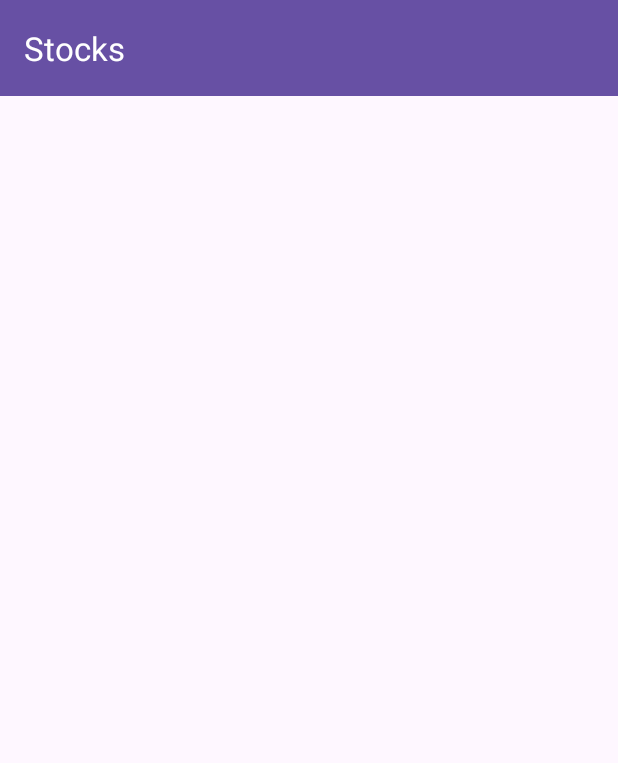
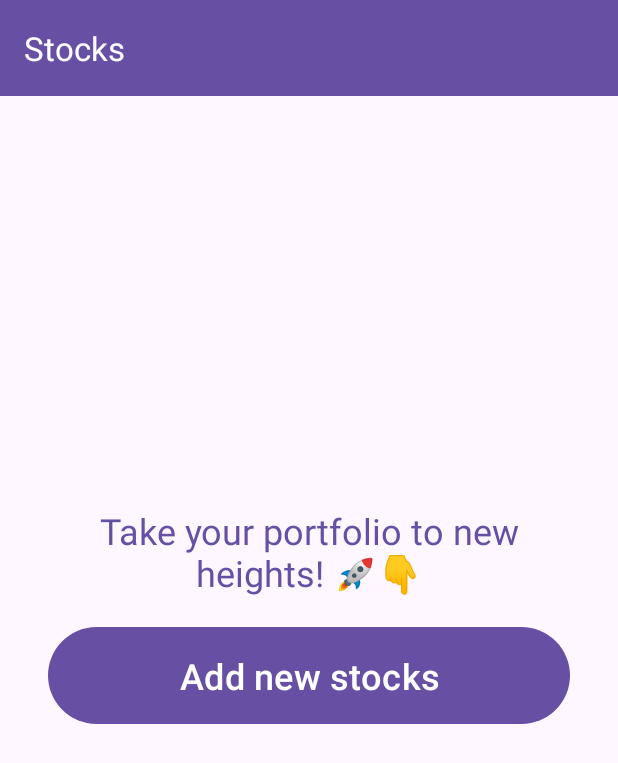
Before and after one commit to ilikepies101/squareStocks, an Android app: the screen it shows after launch (MainActivity), on a phone screen of 412 x 824 dp. Shown: the top 763 px of the screen. Run offline under Robolectric (Android 15) with nearby library versions, the phone set to English and light mode, and no system bars; our stand-ins replace Dagger/Hilt's generated code, Room's generated code.

Commit message:
empty state and loading

```diff
--- a/app/src/main/java/com/example/stocks/MainActivity.kt
+++ b/app/src/main/java/com/example/stocks/MainActivity.kt
@@ -1,13 +1,21 @@
 package com.example.stocks
 
+import android.os.Bundle
+import android.view.View
+import android.view.animation.AccelerateDecelerateInterpolator
+import android.view.animation.Animation
+import android.view.animation.RotateAnimation
+import android.widget.Button
+import android.widget.LinearLayout
+import android.widget.TextView
+import androidx.activity.viewModels
 import androidx.appcompat.app.AppCompatActivity
-import android.os.Bundle
-import androidx.activity.viewModels
 import androidx.lifecycle.lifecycleScope
 import androidx.recyclerview.widget.RecyclerView
 import com.example.stocks.presentation.StocksViewModel
 import com.example.stocks.presentation.adapter.StockAdapter
 import dagger.hilt.android.AndroidEntryPoint
+import kotlinx.coroutines.Dispatchers
 import kotlinx.coroutines.flow.collectLatest
 import kotlinx.coroutines.launch
 
@@ -20,13 +28,44 @@ class MainActivity : AppCompatActivity() {
 
         super.onCreate(savedInstanceState)
         setContentView(R.layout.activity_main)
-        lifecycleScope.launch {
+        lifecycleScope.launch(Dispatchers.Main) {
             viewModel.state.collectLatest { state ->
+                val wings = findViewById<TextView>(R.id.money_wings)
                 if (state.isLoading) {
+
+                    findViewById<View>(R.id.empty_state).visibility = View.GONE
+                    if (wings.animation?.hasStarted() == true) {
+                        return@collectLatest
+                    }
+
+                    findViewById<LinearLayout>(R.id.loading).visibility = View.VISIBLE
+                    wings.startAnimation(RotateAnimation(
+                        0f, 359f,
+                        Animation.RELATIVE_TO_SELF, 0.5f,
+                        Animation.RELATIVE_TO_SELF, 0.5f
+                    ).apply {
+                        duration = 800
+                        interpolator = AccelerateDecelerateInterpolator()
+                        repeatCount = Animation.INFINITE
+                    })
+                    return@collectLatest
+                }
+                wings.animation = null
+                findViewById<LinearLayout>(R.id.loading).visibility = View.GONE
+
+                val shouldShowEmptyState = state.stocks.isEmpty() && state.watchList.isEmpty()
+                if (shouldShowEmptyState) {
+                    findViewById<View>(R.id.empty_state).visibility = View.VISIBLE
+                    findViewById<Button>(R.id.add_new_stocks).run {
+                        setOnClickListener {
+                            viewModel.getStocks()
+                        }
+                    }
                     return@collectLatest
                 }
 
-                adapter.insert(state.stocks, state.watchList)
+                findViewById<View>(R.id.empty_state).visibility = View.GONE
+                adapter.update(state.stocks, state.watchList)
             }
         }
 
@@ -34,9 +73,6 @@ class MainActivity : AppCompatActivity() {
         recyclerView.adapter = adapter
 
         setSupportActionBar(findViewById(R.id.toolbar))
-
-
-
         viewModel.getStocks()
     }
 
--- a/app/src/main/java/com/example/stocks/presentation/StocksViewModel.kt
+++ b/app/src/main/java/com/example/stocks/presentation/StocksViewModel.kt
@@ -6,6 +6,7 @@ import com.example.stocks.domain.use_case.GetStocks
 import com.example.stocks.presentation.ui.StocksState
 import com.example.stocks.util.Resource
 import dagger.hilt.android.lifecycle.HiltViewModel
+import kotlinx.coroutines.Dispatchers
 import kotlinx.coroutines.flow.MutableSharedFlow
 import kotlinx.coroutines.flow.MutableStateFlow
 import kotlinx.coroutines.flow.asStateFlow
@@ -23,13 +24,13 @@ class StocksViewModel @Inject constructor(
     val state = _state.asStateFlow()
 
     fun getStocks() {
-        viewModelScope.launch {
+        viewModelScope.launch(Dispatchers.IO) {
             getStocksUseCase().onEach { result ->
                 when (result) {
                     is Resource.Success -> {
                         _state.value = _state.value.copy(
-                            watchList = result.data?.filter { it.quantity == null } ?: emptyList(),
-                            stocks = result.data?.filter { it.quantity != null } ?: emptyList(),
+                            watchList = emptyList(), // result.data?.filter { it.quantity == null } ?: emptyList(),
+                            stocks = emptyList(),//result.data?.filter { it.quantity != null } ?: emptyList(),
                             isLoading = false
                         )
                     }
--- a/app/src/main/java/com/example/stocks/presentation/adapter/StockAdapter.kt
+++ b/app/src/main/java/com/example/stocks/presentation/adapter/StockAdapter.kt
@@ -85,14 +85,16 @@ class StockAdapter: RecyclerView.Adapter<ViewHolder>() {
         }
     }
 
-    fun insert(stocks: List<Stock>, watchList: List<Stock>) {
-        myStocks = stocks
-        myWatchlist = watchList
+    fun update(stocks: List<Stock>, watchList: List<Stock>) {
+        if (stocks != myStocks || watchList != myWatchlist) {
+            myStocks = stocks
+            myWatchlist = watchList
 
-        myStocksHeaderCount = if (stocks.isEmpty()) 0 else 1
-        myWatchlistHeaderCount = if (watchList.isEmpty()) 0 else 1
+            myStocksHeaderCount = if (stocks.isEmpty()) 0 else 1
+            myWatchlistHeaderCount = if (watchList.isEmpty()) 0 else 1
 
-        notifyItemRangeInserted(0, stocks.size + myStocksHeaderCount + myWatchlist.size + myWatchlistHeaderCount)
+            notifyDataSetChanged()
+        }
     }
 
     /**
--- a/app/src/main/res/layout/activity_main.xml
+++ b/app/src/main/res/layout/activity_main.xml
@@ -23,16 +23,75 @@
 
     </com.google.android.material.appbar.AppBarLayout>
 
+    <LinearLayout
+        android:id="@+id/loading"
+        android:layout_width="wrap_content"
+        android:layout_height="match_parent"
+        android:gravity="center"
+        android:layout_gravity="center"
+        android:orientation="vertical"
+        android:layout_marginHorizontal="@dimen/large_space"
+        tools:visibility="gone">
+
+        <TextView
+            android:id="@+id/money_wings"
+            android:layout_width="wrap_content"
+            android:layout_height="wrap_content"
+            android:text="@string/money_wings"
+            android:textSize="@dimen/money_wings_loading_size"
+            android:layout_marginBottom="@dimen/medium_space" />
+
+        <TextView
+            android:layout_width="wrap_content"
+            android:layout_height="wrap_content"
+            android:textColor="?attr/colorPrimary"
+            android:textSize="@dimen/large_text_size"
+            android:text="@string/loading" />
+
+    </LinearLayout>
+
+    <LinearLayout
+        android:id="@+id/empty_state"
+        android:layout_width="match_parent"
+        android:layout_height="match_parent"
+        android:gravity="center"
+        android:orientation="vertical"
+        android:visibility="gone"
+        tools:visibility="visible"
+        android:layout_marginHorizontal="@dimen/large_space">
+
+        <TextView
+            android:layout_width="wrap_content"
+            android:layout_height="wrap_content"
+            android:text="@string/empty_state_header"
+            android:textColor="?attr/colorPrimary"
+            android:textSize="@dimen/large_text_size"
+            android:gravity="center" />
+
+        <Button
+            android:id="@+id/add_new_stocks"
+            android:layout_width="match_parent"
+            android:layout_height="wrap_content"
+            android:layout_marginTop="@dimen/medium_space"
+            android:text="@string/empty_state_button"
+            android:paddingVertical="@dimen/medium_space"
+            android:textSize="@dimen/large_text_size" />
+
+    </LinearLayout>
+
     <androidx.recyclerview.widget.RecyclerView
         android:id="@+id/stocks"
         android:layout_width="match_parent"
         android:layout_height="match_parent"
         android:orientation="vertical"
+        app:layoutManager="androidx.recyclerview.widget.LinearLayoutManager"
+        app:layout_behavior="@string/appbar_scrolling_view_behavior"
         app:layout_constraintBottom_toBottomOf="parent"
         app:layout_constraintEnd_toEndOf="parent"
         app:layout_constraintStart_toStartOf="parent"
         app:layout_constraintTop_toTopOf="parent"
-        app:layout_behavior="@string/appbar_scrolling_view_behavior"
-        app:layoutManager="androidx.recyclerview.widget.LinearLayoutManager"/>
+        android:visibility="gone"
+        tools:visibility="gone"/>
+
 
 </androidx.coordinatorlayout.widget.CoordinatorLayout>
--- a/app/src/main/res/values/dimens.xml
+++ b/app/src/main/res/values/dimens.xml
@@ -5,11 +5,14 @@
     <dimen name="medium_space">16dp</dimen>
     <dimen name="large_space">32dp</dimen>
 
+    <dimen name="progress_bar">250dp</dimen>
+
     <dimen name="xlarge_text_size">32sp</dimen>
     <dimen name="large_text_size">24sp</dimen>
     <dimen name="medium_text_size">16sp</dimen>
     <dimen name="small_text_size">12sp</dimen>
     <dimen name="xsmall_text_size">8sp</dimen>
     <dimen name="corner_radius">24dp</dimen>
+    <dimen name="money_wings_loading_size">100sp</dimen>
 
 </resources>
--- a/app/src/main/res/values/strings.xml
+++ b/app/src/main/res/values/strings.xml
@@ -1,7 +1,7 @@
 <resources>
     <string name="app_name">Stocks</string>
-    <string name="my_stocks">My Stocks</string>
-    <string name="my_watchlist">My Watchlist</string>
+    <string name="my_stocks">My Stocks 📈</string>
+    <string name="my_watchlist">My Watchlist 👀</string>
     <plurals name="shares">
         <item quantity="one">Share</item>
         <item quantity="other">Shares</item>
@@ -10,6 +10,10 @@
     <string name="share_price">💰 Price</string>
     <string name="quantity_label">✨Shares</string>
     <string name="company_details">🏢 Company details</string>
+    <string name="loading">Getting your funds in order…</string>
+    <string name="empty_state_header">Take your portfolio to new heights! 🚀👇</string>
+    <string name="empty_state_button">Add new stocks</string>
 
     <string name="buy">Buy</string>
+    <string name="money_wings">💸</string>
 </resources>
```
